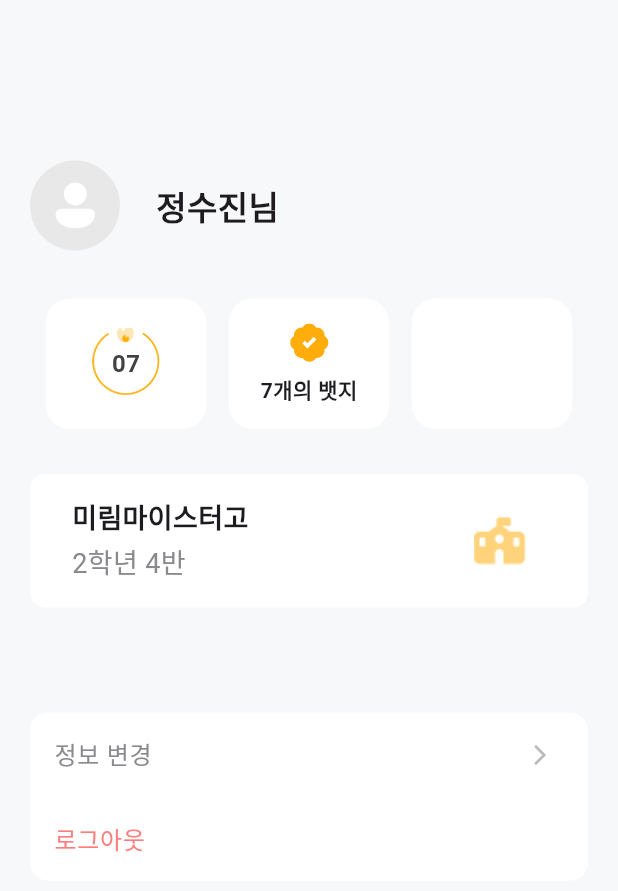
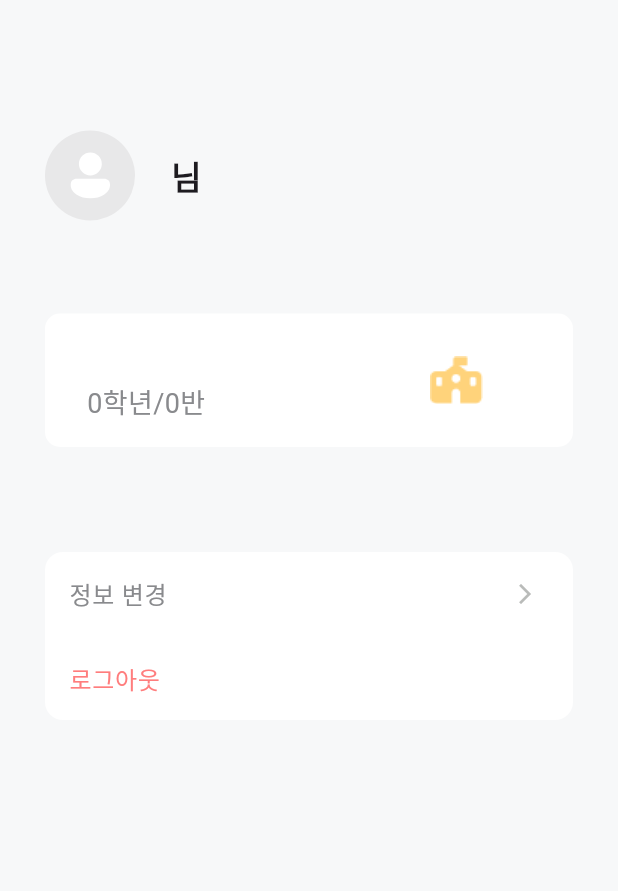
Before and after one commit to bab-babbab/Bab-Babbab-Frontend, a Flutter app: the MyPage screen opened directly, on a phone screen of 412 x 824 dp. Shown: the top 891 px of the screen. Run offline on Flutter 3.47's test engine with Material 3 defaults, Android fonts, the phone set to English and light mode, and no system bars; our stand-ins replace dotted_border, dropdown_button2, firebase_auth, firebase_core, flutter_dotenv, flutter_svg and 2 more; accounts and stored records are empty; Roboto replaces fonts that are missing (Pretendard).

Commit message:
[feat] : user name, shcool, gradeclass provider로 가져오기

```diff
--- a/lib/screens/mypage/mypage.dart
+++ b/lib/screens/mypage/mypage.dart
@@ -2,19 +2,23 @@ import 'package:bab_babbab_front/screens/information/selectPage.dart';
 import 'package:bab_babbab_front/screens/mypage/mypageChange.dart';
 import 'package:flutter/material.dart';
 import 'package:flutter_svg/flutter_svg.dart';
+import 'package:provider/provider.dart';
+import 'package:bab_babbab_front/models/user_model.dart';
 
 class MyPage extends StatelessWidget {
   const MyPage({Key? key}) : super(key: key);
 
   @override
   Widget build(BuildContext context) {
+    final user = Provider.of<UserModel>(context);
+
     return Scaffold(
       backgroundColor: const Color(0xFFF7F8F9),
       body: Padding(
-        padding: const EdgeInsets.all(20.0),
+        padding: const EdgeInsets.all(30.0),
         child: Column(
           children: [
-            const SizedBox(height: 87),
+            const SizedBox(height: 57),
             Row(
               children: [
                 CircleAvatar(
@@ -28,112 +32,17 @@ class MyPage extends StatelessWidget {
                   ),
                 ),
                 const SizedBox(width: 24),
-                const Text(
-                  '정수진님',
+                Text(
+                  '${user.name}님',
                   style: TextStyle(
                     fontFamily: 'Pretendard',
                     fontSize: 22,
-                    fontWeight: FontWeight.bold,
+                    fontWeight: FontWeight.w600,
                   ),
                 ),
               ],
             ),
             const SizedBox(height: 32),
-
-            /// Badge + Flame + Grid Box
-            Row(
-              mainAxisAlignment: MainAxisAlignment.spaceEvenly,
-              children: [
-                Row(
-                  mainAxisAlignment: MainAxisAlignment.spaceEvenly,
-                  children: [
-                    Container(
-                      width: 107,
-                      height: 87,
-                      decoration: BoxDecoration(
-                        borderRadius: BorderRadius.circular(16),
-                        color: Colors.white,
-                      ),
-                      child: Center(
-                        child: Stack(
-                          alignment: Alignment.center,
-                          children: [
-                            // 배경 원형 선 이미지
-                            Image.asset(
-                              'assets/icon/circle-line.png',
-                              width: 45,
-                              height: 48,
-                            ),
-
-                            // 숫자 텍스트
-                            Text(
-                              '07',
-                              style: TextStyle(
-                                fontSize: 16,
-                                fontWeight: FontWeight.bold,
-                                color: Colors.grey[800],
-                              ),
-                            ),
-
-                            // 불꽃 아이콘 (위쪽에 위치)
-                            Positioned(
-                              top: -5,
-                              child: Image.asset(
-                                'assets/icon/fire.png',
-                                width: 16,
-                                height: 16,
-                              ),
-                            ),
-                          ],
-                        ),
-                      ),
-                    ),
-                    SizedBox(width: 15),
-                    Container(
-                      width: 107,
-                      height: 87,
-                      decoration: BoxDecoration(
-                        borderRadius: BorderRadius.circular(16),
-                        color: Colors.white,
-                      ),
-                      child: Column(
-                        mainAxisAlignment: MainAxisAlignment.center,
-                        children: [
-                          SvgPicture.asset(
-                            'assets/icon/badge.svg',
-                            color: Color(0xffFFAD0A),
-                            width: 27,
-                            height: 27,
-                          ),
-                          SizedBox(height: 7),
-                          Text(
-                            '7개의 뱃지',
-                            style: TextStyle(
-                              fontSize: 14,
-                              fontWeight: FontWeight.bold,
-                            ),
-                          ),
-                        ],
-                      ),
-                    ),
-                    SizedBox(width: 15),
-                    Container(
-                      width: 107,
-                      height: 87,
-                      decoration: BoxDecoration(
-                        borderRadius: BorderRadius.circular(16),
-                        color: Colors.white,
-                      ),
-                      child: Column(
-                        mainAxisAlignment: MainAxisAlignment.center,
-                        children: [
-                        ]
-                      ),
-                    ),
-                  ],
-                ),
-              ],
-            ),
             const SizedBox(height: 30),
 
             /// 학교/학급 정보
@@ -150,18 +59,19 @@ class MyPage extends StatelessWidget {
                     crossAxisAlignment: CrossAxisAlignment.start,
                     children: [
                       Text(
-                        '미림마이스터고',
+                        user.school,
                         style: TextStyle(
                           fontFamily: 'Pretendard',
-                          fontWeight: FontWeight.bold,
+                          fontWeight: FontWeight.w600,
                           fontSize: 18,
                         ),
                       ),
                       const SizedBox(height: 4),
                       Text(
-                        '2학년 4반',
+                        user.gradeClass,
                         style: TextStyle(
                           fontFamily: 'Pretendard',
+                          fontWeight: FontWeight.w400,
                           color: Color(0xff898A8D),
                           fontSize: 18,
                         ),
@@ -184,7 +94,14 @@ class MyPage extends StatelessWidget {
               child: Column(
                 children: [
                   ListTile(
-                    title: const Text('정보 변경'),
+                    title: const Text(
+                      '정보 변경',
+                      style: TextStyle(
+                        fontFamily: 'Pretendard',
+                        fontSize: 16,
+                        color: Color(0xff898A8D),
+                      ),
+                    ),
                     trailing: const Icon(
                       Icons.arrow_forward_ios,
                       size: 16,
@@ -201,7 +118,11 @@ class MyPage extends StatelessWidget {
                   ListTile(
                     title: const Text(
                       '로그아웃',
-                      style: TextStyle(color: Color(0xffFF7D7D)),
+                      style: TextStyle(
+                        color: Color(0xffFF7D7D),
+                        fontFamily: 'Pretendard',
+                        fontSize: 16,
+                      ),
                     ),
                     onTap: () {
                       Navigator.pushReplacement(
```
